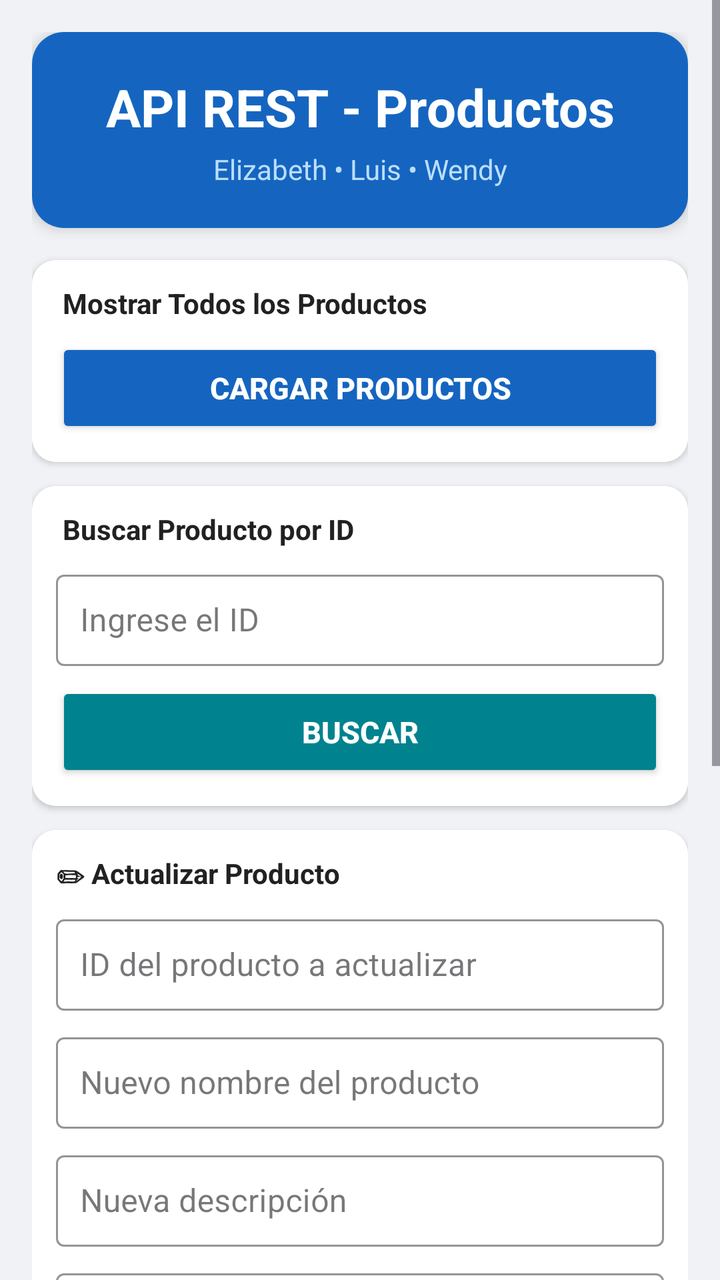
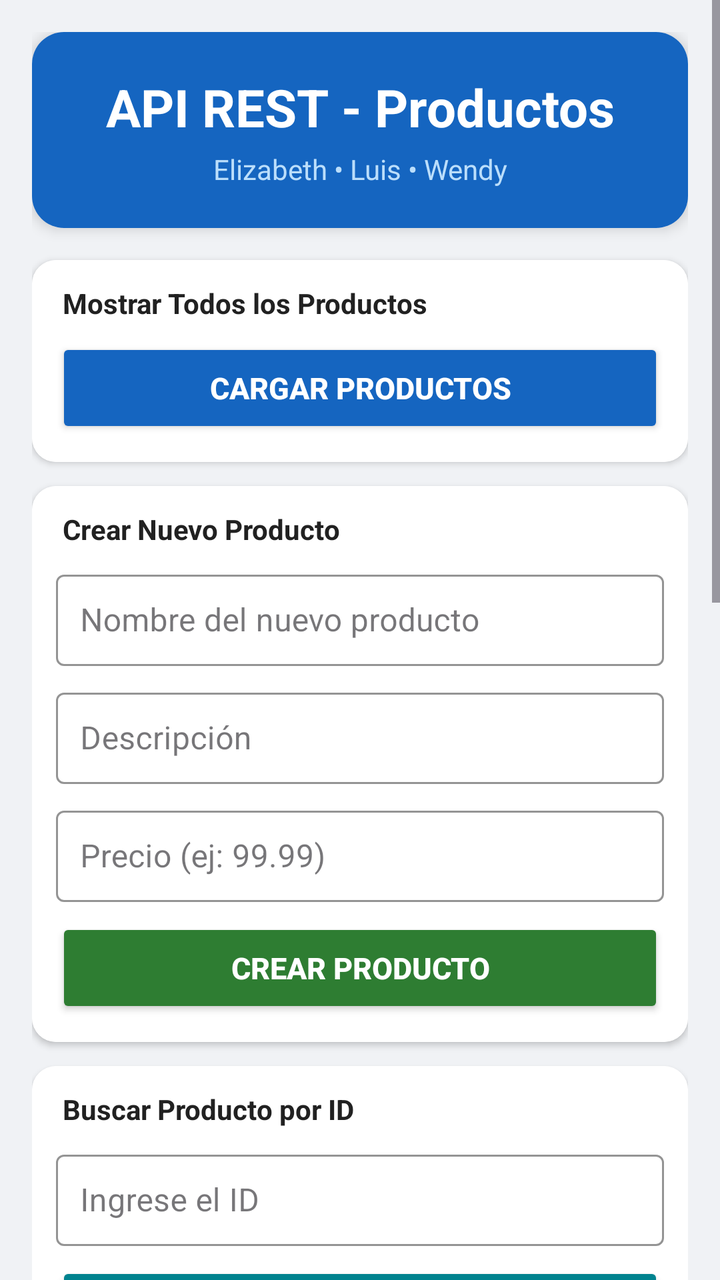

An Android layout rendered at two revisions. The XML below is the earlier revision; the diff shows what the commit changed to produce the second picture.
<!-- AndroidManifest.xml: application theme Theme.MiAppAPI_ElizabethLuisWendy -->
<!-- res/layout/activity_main.xml -->
<?xml version="1.0" encoding="utf-8"?>
<ScrollView xmlns:android="http://schemas.android.com/apk/res/android"
    xmlns:app="http://schemas.android.com/apk/res-auto"
    android:layout_width="match_parent"
    android:layout_height="match_parent"
    android:background="#F0F2F5">

    <LinearLayout
        android:layout_width="match_parent"
        android:layout_height="wrap_content"
        android:orientation="vertical"
        android:padding="16dp">

        
        <androidx.cardview.widget.CardView
            android:layout_width="match_parent"
            android:layout_height="wrap_content"
            app:cardElevation="4dp"
            app:cardCornerRadius="16dp"
            android:layout_marginBottom="16dp">

            <LinearLayout
                android:layout_width="match_parent"
                android:layout_height="wrap_content"
                android:orientation="vertical"
                android:padding="20dp"
                android:background="#1565C0">

                <TextView
                    android:layout_width="match_parent"
                    android:layout_height="wrap_content"
                    android:text="API REST - Productos"
                    android:textSize="26sp"
                    android:textStyle="bold"
                    android:textColor="#FFFFFF"
                    android:gravity="center" />

                <TextView
                    android:layout_width="match_parent"
                    android:layout_height="wrap_content"
                    android:text="Elizabeth • Luis • Wendy"
                    android:textSize="14sp"
                    android:textColor="#BBDEFB"
                    android:gravity="center"
                    android:layout_marginTop="4dp" />

            </LinearLayout>
        </androidx.cardview.widget.CardView>

        
        <androidx.cardview.widget.CardView
            android:layout_width="match_parent"
            android:layout_height="wrap_content"
            app:cardElevation="2dp"
            app:cardCornerRadius="12dp"
            android:layout_marginBottom="12dp">

            <LinearLayout
                android:layout_width="match_parent"
                android:layout_height="wrap_content"
                android:orientation="vertical"
                android:padding="12dp"
                android:background="#FFFFFF">

                <TextView
                    android:layout_width="wrap_content"
                    android:layout_height="wrap_content"
                    android:text=" Mostrar Todos los Productos"
                    android:textSize="14sp"
                    android:textStyle="bold"
                    android:textColor="#212121"
                    android:layout_marginBottom="8dp" />

                <Button
                    android:id="@+id/btnMostrarTodos"
                    android:layout_width="match_parent"
                    android:layout_height="50dp"
                    android:text="CARGAR PRODUCTOS"
                    android:textSize="15sp"
                    android:textStyle="bold"
                    android:textColor="#FFFFFF"
                    app:backgroundTint="#1565C0"
                    app:cornerRadius="8dp" />
            </LinearLayout>
        </androidx.cardview.widget.CardView>

        
        <androidx.cardview.widget.CardView
            android:layout_width="match_parent"
            android:layout_height="wrap_content"
            app:cardElevation="2dp"
            app:cardCornerRadius="12dp"
            android:layout_marginBottom="12dp">

            <LinearLayout
                android:layout_width="match_parent"
                android:layout_height="wrap_content"
                android:orientation="vertical"
                android:padding="12dp"
                android:background="#FFFFFF">

                <TextView
                    android:layout_width="wrap_content"
                    android:layout_height="wrap_content"
                    android:text=" Buscar Producto por ID"
                    android:textSize="14sp"
                    android:textStyle="bold"
                    android:textColor="#212121"
                    android:layout_marginBottom="8dp" />

                <com.google.android.material.textfield.TextInputLayout
                    android:layout_width="match_parent"
                    android:layout_height="wrap_content"
                    app:boxStrokeColor="#1565C0"
                    app:hintTextColor="#1565C0"
                    style="@style/Widget.MaterialComponents.TextInputLayout.OutlinedBox"
                    android:layout_marginBottom="8dp">

                    <com.google.android.material.textfield.TextInputEditText
                        android:id="@+id/etIdBuscar"
                        android:layout_width="match_parent"
                        android:layout_height="wrap_content"
                        android:hint="Ingrese el ID"
                        android:text=""
                        android:textColor="#000000"
                        android:textColorHint="#9E9E9E"
                        android:inputType="number"
                        android:padding="12dp"
                        android:textSize="16sp" />
                </com.google.android.material.textfield.TextInputLayout>

                <Button
                    android:id="@+id/btnBuscarPorId"
                    android:layout_width="match_parent"
                    android:layout_height="50dp"
                    android:text="BUSCAR"
                    android:textSize="15sp"
                    android:textStyle="bold"
                    android:textColor="#FFFFFF"
                    app:backgroundTint="#00838F"
                    app:cornerRadius="8dp" />
            </LinearLayout>
        </androidx.cardview.widget.CardView>

        
        
        <androidx.cardview.widget.CardView
            android:layout_width="match_parent"
            android:layout_height="wrap_content"
            app:cardElevation="2dp"
            app:cardCornerRadius="12dp"
            android:layout_marginBottom="12dp">

            <LinearLayout
                android:layout_width="match_parent"
                android:layout_height="wrap_content"
                android:orientation="vertical"
                android:padding="12dp"
                android:background="#FFFFFF">

                <TextView
                    android:layout_width="wrap_content"
                    android:layout_height="wrap_content"
                    android:text="✏ Actualizar Producto"
                    android:textSize="14sp"
                    android:textStyle="bold"
                    android:textColor="#212121"
                    android:layout_marginBottom="8dp" />

                
                <com.google.android.material.textfield.TextInputLayout
                    android:layout_width="match_parent"
                    android:layout_height="wrap_content"
                    app:boxStrokeColor="#E65100"
                    app:hintTextColor="#E65100"
                    style="@style/Widget.MaterialComponents.TextInputLayout.OutlinedBox"
                    android:layout_marginBottom="8dp">

                    <com.google.android.material.textfield.TextInputEditText
                        android:id="@+id/etIdActualizar"
                        android:layout_width="match_parent"
                        android:layout_height="wrap_content"
                        android:hint="ID del producto a actualizar"
                        android:text=""
                        android:textColor="#000000"
                        android:textColorHint="#9E9E9E"
                        android:inputType="number"
                        android:padding="12dp"
                        android:textSize="16sp" />
                </com.google.android.material.textfield.TextInputLayout>

                <com.google.android.material.textfield.TextInputLayout
                    android:layout_width="match_parent"
                    android:layout_height="wrap_content"
                    app:boxStrokeColor="#E65100"
                    app:hintTextColor="#E65100"
                    style="@style/Widget.MaterialComponents.TextInputLayout.OutlinedBox"
                    android:layout_marginBottom="8dp">

                    <com.google.android.material.textfield.TextInputEditText
                        android:id="@+id/etNombre"
                        android:layout_width="match_parent"
                        android:layout_height="wrap_content"
                        android:hint="Nuevo nombre del producto"
                        android:text=""
                        android:textColor="#000000"
                        android:textColorHint="#9E9E9E"
                        android:inputType="text"
                        android:padding="12dp"
                        android:textSize="16sp" />
                </com.google.android.material.textfield.TextInputLayout>

                <com.google.android.material.textfield.TextInputLayout
                    android:layout_width="match_parent"
                    android:layout_height="wrap_content"
                    app:boxStrokeColor="#E65100"
                    app:hintTextColor="#E65100"
                    style="@style/Widget.MaterialComponents.TextInputLayout.OutlinedBox"
                    android:layout_marginBottom="8dp">

                    <com.google.android.material.textfield.TextInputEditText
                        android:id="@+id/etDescripcion"
                        android:layout_width="match_parent"
                        android:layout_height="wrap_content"
                        android:hint="Nueva descripción"
                        android:text=""
                        android:textColor="#000000"
                        android:textColorHint="#9E9E9E"
                        android:inputType="text"
                        android:padding="12dp"
                        android:textSize="16sp" />
                </com.google.android.material.textfield.TextInputLayout>

                <com.google.android.material.textfield.TextInputLayout
                    android:layout_width="match_parent"
                    android:layout_height="wrap_content"
                    app:boxStrokeColor="#E65100"
                    app:hintTextColor="#E65100"
                    style="@style/Widget.MaterialComponents.TextInputLayout.OutlinedBox"
                    android:layout_marginBottom="8dp">

                    <com.google.android.material.textfield.TextInputEditText
                        android:id="@+id/etPrecio"
                        android:layout_width="match_parent"
                        android:layout_height="wrap_content"
                        android:hint="Nuevo precio (ej: 99.99)"
                        android:text=""
                        android:textColor="#000000"
                        android:textColorHint="#9E9E9E"
                        android:inputType="numberDecimal"
                        android:padding="12dp"
                        android:textSize="16sp" />
                </com.google.android.material.textfield.TextInputLayout>

                <Button
                    android:id="@+id/btnActualizar"
                    android:layout_width="match_parent"
                    android:layout_height="50dp"
                    android:text="ACTUALIZAR"
                    android:textSize="15sp"
                    android:textStyle="bold"
                    android:textColor="#FFFFFF"
                    app:backgroundTint="#E65100"
                    app:cornerRadius="8dp" />
            </LinearLayout>
        </androidx.cardview.widget.CardView>

        
        <androidx.cardview.widget.CardView
            android:layout_width="match_parent"
            android:layout_height="wrap_content"
            app:cardElevation="2dp"
            app:cardCornerRadius="12dp"
            android:layout_marginBottom="12dp">

            <LinearLayout
                android:layout_width="match_parent"
                android:layout_height="wrap_content"
                android:orientation="vertical"
                android:padding="12dp"
                android:background="#FFFFFF">

                <TextView
                    android:layout_width="wrap_content"
                    android:layout_height="wrap_content"
                    android:text="🗑 Eliminar Producto por ID"
                    android:textSize="14sp"
                    android:textStyle="bold"
                    android:textColor="#212121"
                    android:layout_marginBottom="8dp" />

                <com.google.android.material.textfield.TextInputLayout
                    android:layout_width="match_parent"
                    android:layout_height="wrap_content"
                    app:boxStrokeColor="#C62828"
                    app:hintTextColor="#C62828"
                    style="@style/Widget.MaterialComponents.TextInputLayout.OutlinedBox"
                    android:layout_marginBottom="8dp">

                    <com.google.android.material.textfield.TextInputEditText
                        android:id="@+id/etIdEliminar"
                        android:layout_width="match_parent"
                        android:layout_height="wrap_content"
                        android:hint="Ingrese el ID a eliminar"
                        android:text=""
                        android:textColor="#000000"
                        android:textColorHint="#9E9E9E"
                        android:inputType="number"
                        android:padding="12dp"
                        android:textSize="16sp" />
                </com.google.android.material.textfield.TextInputLayout>

                <Button
                    android:id="@+id/btnEliminar"
                    android:layout_width="match_parent"
                    android:layout_height="50dp"
                    android:text="ELIMINAR"
                    android:textSize="15sp"
                    android:textStyle="bold"
                    android:textColor="#FFFFFF"
                    app:backgroundTint="#C62828"
                    app:cornerRadius="8dp" />
            </LinearLayout>
        </androidx.cardview.widget.CardView>

        
        <androidx.cardview.widget.CardView
            android:id="@+id/cardMensaje"
            android:layout_width="match_parent"
            android:layout_height="wrap_content"
            app:cardElevation="2dp"
            app:cardCornerRadius="12dp"
            android:layout_marginBottom="12dp">

            <LinearLayout
                android:layout_width="match_parent"
                android:layout_height="wrap_content"
                android:orientation="horizontal"
                android:padding="16dp"
                android:background="#FFFFFF"
                android:gravity="center">

                <ProgressBar
                    android:id="@+id/progressBar"
                    android:layout_width="24dp"
                    android:layout_height="24dp"
                    android:visibility="gone"
                    android:layout_marginEnd="12dp"
                    android:indeterminateTint="#1565C0" />

                <TextView
                    android:id="@+id/tvMensaje"
                    android:layout_width="0dp"
                    android:layout_height="wrap_content"
                    android:layout_weight="1"
                    android:text="Presiona un botón para empezar"
                    android:textSize="14sp"
                    android:textColor="#424242"
                    android:gravity="center" />
            </LinearLayout>
        </androidx.cardview.widget.CardView>

        
        <TextView
            android:layout_width="match_parent"
            android:layout_height="wrap_content"
            android:text=" Lista de Productos"
            android:textSize="16sp"
            android:textStyle="bold"
            android:textColor="#212121"
            android:layout_marginBottom="8dp" />

        <androidx.recyclerview.widget.RecyclerView
            android:id="@+id/rvProductos"
            android:layout_width="match_parent"
            android:layout_height="wrap_content"
            android:nestedScrollingEnabled="false"
            android:layout_marginBottom="24dp" />

    </LinearLayout>
</ScrollView>
<!-- resources referenced by this layout -->
<resources>
  <style name="Theme.MiAppAPI_ElizabethLuisWendy" parent="Base.Theme.MiAppAPI_ElizabethLuisWendy" />
  <style name="Base.Theme.MiAppAPI_ElizabethLuisWendy" parent="Theme.Material3.DayNight.NoActionBar">
          
          
      </style>
</resources>

<!-- the commit's change to res/layout/activity_main.xml (unified diff, before → after) -->
@@ -102,6 +102,106 @@
                 <TextView
                     android:layout_width="wrap_content"
                     android:layout_height="wrap_content"
+                    android:text=" Crear Nuevo Producto"
+                    android:textSize="14sp"
+                    android:textStyle="bold"
+                    android:textColor="#212121"
+                    android:layout_marginBottom="8dp" />
+
+                <com.google.android.material.textfield.TextInputLayout
+                    android:layout_width="match_parent"
+                    android:layout_height="wrap_content"
+                    app:boxStrokeColor="#2E7D32"
+                    app:hintTextColor="#2E7D32"
+                    style="@style/Widget.MaterialComponents.TextInputLayout.OutlinedBox"
+                    android:layout_marginBottom="8dp">
+
+                    <com.google.android.material.textfield.TextInputEditText
+                        android:id="@+id/etCrearNombre"
+                        android:layout_width="match_parent"
+                        android:layout_height="wrap_content"
+                        android:hint="Nombre del nuevo producto"
+                        android:text=""
+                        android:textColor="#000000"
+                        android:textColorHint="#9E9E9E"
+                        android:inputType="text"
+                        android:padding="12dp"
+                        android:textSize="16sp" />
+                </com.google.android.material.textfield.TextInputLayout>
+
+                <com.google.android.material.textfield.TextInputLayout
+                    android:layout_width="match_parent"
+                    android:layout_height="wrap_content"
+                    app:boxStrokeColor="#2E7D32"
+                    app:hintTextColor="#2E7D32"
+                    style="@style/Widget.MaterialComponents.TextInputLayout.OutlinedBox"
+                    android:layout_marginBottom="8dp">
+
+                    <com.google.android.material.textfield.TextInputEditText
+                        android:id="@+id/etCrearDescripcion"
+                        android:layout_width="match_parent"
+                        android:layout_height="wrap_content"
+                        android:hint="Descripción"
+                        android:text=""
+                        android:textColor="#000000"
+                        android:textColorHint="#9E9E9E"
+                        android:inputType="text"
+                        android:padding="12dp"
+                        android:textSize="16sp" />
+                </com.google.android.material.textfield.TextInputLayout>
+
+                <com.google.android.material.textfield.TextInputLayout
+                    android:layout_width="match_parent"
+                    android:layout_height="wrap_content"
+                    app:boxStrokeColor="#2E7D32"
+                    app:hintTextColor="#2E7D32"
+                    style="@style/Widget.MaterialComponents.TextInputLayout.OutlinedBox"
+                    android:layout_marginBottom="8dp">
+
+                    <com.google.android.material.textfield.TextInputEditText
+                        android:id="@+id/etCrearPrecio"
+                        android:layout_width="match_parent"
+                        android:layout_height="wrap_content"
+                        android:hint="Precio (ej: 99.99)"
+                        android:text=""
+                        android:textColor="#000000"
+                        android:textColorHint="#9E9E9E"
+                        android:inputType="numberDecimal"
+                        android:padding="12dp"
+                        android:textSize="16sp" />
+                </com.google.android.material.textfield.TextInputLayout>
+
+                <Button
+                    android:id="@+id/btnCrear"
+                    android:layout_width="match_parent"
+                    android:layout_height="50dp"
+                    android:text="CREAR PRODUCTO"
+                    android:textSize="15sp"
+                    android:textStyle="bold"
+                    android:textColor="#FFFFFF"
+                    app:backgroundTint="#2E7D32"
+                    app:cornerRadius="8dp" />
+            </LinearLayout>
+        </androidx.cardview.widget.CardView>
+
+        
+        <androidx.cardview.widget.CardView
+            android:layout_width="match_parent"
+            android:layout_height="wrap_content"
+            app:cardElevation="2dp"
+            app:cardCornerRadius="12dp"
+            android:layout_marginBottom="12dp">
+
+            <LinearLayout
+                android:layout_width="match_parent"
+                android:layout_height="wrap_content"
+                android:orientation="vertical"
+                android:padding="12dp"
+                android:background="#FFFFFF">
+
+                <TextView
+                    android:layout_width="wrap_content"
+                    android:layout_height="wrap_content"
                     android:text=" Buscar Producto por ID"
                     android:textSize="14sp"
                     android:textStyle="bold"
@@ -143,7 +243,6 @@
         </androidx.cardview.widget.CardView>
 
         
-        
         <androidx.cardview.widget.CardView
             android:layout_width="match_parent"
             android:layout_height="wrap_content"
@@ -161,7 +260,7 @@
                 <TextView
                     android:layout_width="wrap_content"
                     android:layout_height="wrap_content"
-                    android:text="✏ Actualizar Producto"
+                    android:text=" Actualizar Producto"
                     android:textSize="14sp"
                     android:textStyle="bold"
                     android:textColor="#212121"
@@ -283,7 +382,7 @@
                 <TextView
                     android:layout_width="wrap_content"
                     android:layout_height="wrap_content"
-                    android:text="🗑 Eliminar Producto por ID"
+                    android:text=" Eliminar Producto por ID"
                     android:textSize="14sp"
                     android:textStyle="bold"
                     android:textColor="#212121"
